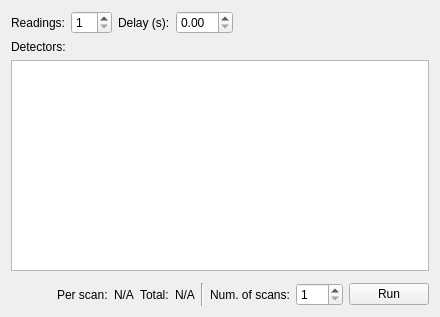
Before: the Qt Designer form src/firefly/plans/count.ui in spc-group/haven, drawn with Qt 5.
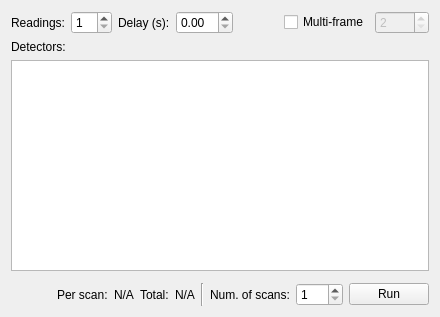
After: the same form once the commit is applied. Custom widgets are drawn as their Qt base class.

Commit message: Added firefly support for the count_multiple() plan.

```diff
--- a/src/firefly/plans/count.ui
+++ b/src/firefly/plans/count.ui
@@ -60,6 +60,32 @@
        </property>
       </spacer>
      </item>
+     <item>
+      <widget class="QCheckBox" name="multiframe_checkbox">
+       <property name="toolTip">
+        <string>&lt;html&gt;&lt;head/&gt;&lt;body&gt;&lt;p&gt;If enabled, trigger multiple separate frames per bluesky reading. This is done through the haven.count_multiple() plan.&lt;/p&gt;&lt;p&gt;&lt;br/&gt;&lt;/p&gt;&lt;p&gt;&lt;span style=&quot; font-weight:600;&quot;&gt;Multi-frame counting is not compatible with all detectors.&lt;/span&gt;&lt;/p&gt;&lt;/body&gt;&lt;/html&gt;</string>
+       </property>
+       <property name="text">
+        <string>Multi-frame</string>
+       </property>
+      </widget>
+     </item>
+     <item>
+      <widget class="QSpinBox" name="multiframe_spinbox">
+       <property name="enabled">
+        <bool>false</bool>
+       </property>
+       <property name="toolTip">
+        <string>The number of frames to measure in each reading.</string>
+       </property>
+       <property name="minimum">
+        <number>2</number>
+       </property>
+       <property name="maximum">
+        <number>1000</number>
+       </property>
+      </widget>
+     </item>
     </layout>
    </item>
    <item>
```
Left out of the diff: 19 changed lines with no effect on the pictures. The commit also changes 2 other files.
